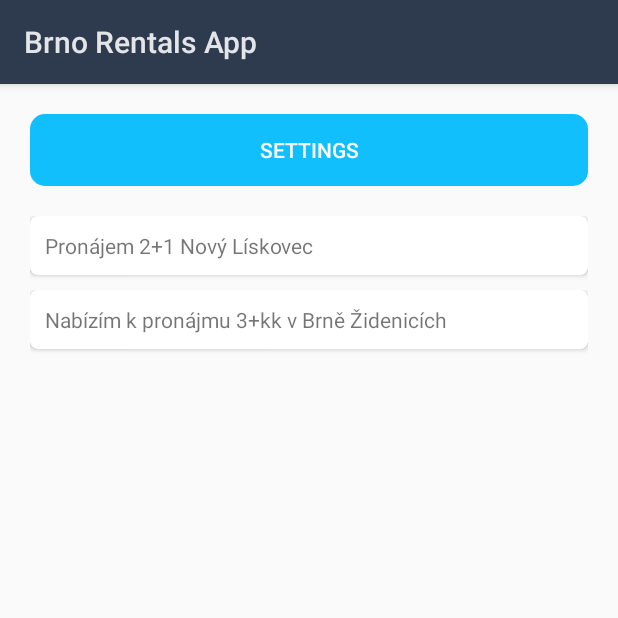
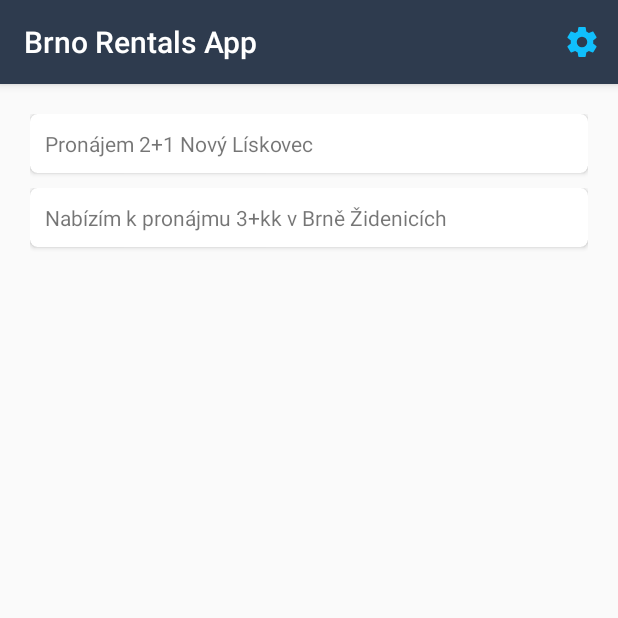
Before and after one commit to andrea-n/BrnoRentalsApp, an Android app: the screen it shows after launch (MainActivity), on a phone screen of 412 x 824 dp, the top half of it. Run offline under Robolectric (Android 15) with nearby library versions, the phone set to English and light mode, and no system bars.

Commit message:
settings to toolbar

```diff
--- a/app/src/main/java/pv239/brnorentalsapp/MainActivity.java
+++ b/app/src/main/java/pv239/brnorentalsapp/MainActivity.java
@@ -1,19 +1,25 @@
 package pv239.brnorentalsapp;
 
-import android.app.Activity;
 import android.os.Bundle;
+import android.support.v7.app.AppCompatActivity;
 import android.support.v7.widget.LinearLayoutManager;
 import android.support.v7.widget.RecyclerView;
+import android.support.v7.widget.Toolbar;
+import android.view.Menu;
+import android.view.MenuInflater;
 
 import java.util.ArrayList;
 import java.util.List;
 
-public class MainActivity extends Activity {
+public class MainActivity extends AppCompatActivity {
 
     @Override
     protected void onCreate(Bundle savedInstanceState) {
         super.onCreate(savedInstanceState);
         setContentView(R.layout.activity_main);
+
+        Toolbar myToolbar = (Toolbar) findViewById(R.id.mainToolbar);
+        setSupportActionBar(myToolbar);
 
         List<Offer> offerList = new ArrayList<>();
         offerList.add(new Offer("Pronájem 2+1 Nový Lískovec"));
@@ -24,4 +30,11 @@ public class MainActivity extends Activity {
         recycler.setLayoutManager(new LinearLayoutManager(this));
         recycler.setAdapter(new MyAdapter(offerList));
     }
+
+    public boolean onCreateOptionsMenu(Menu menu) {
+        MenuInflater inflater = getMenuInflater();
+        inflater.inflate(R.menu.menu, menu);
+        return true;
+    }
+
 }
--- /dev/null
+++ b/app/src/main/res/drawable/ic_settings.xml
@@ -0,0 +1,9 @@
+<vector xmlns:android="http://schemas.android.com/apk/res/android"
+        android:width="24dp"
+        android:height="24dp"
+        android:viewportWidth="24.0"
+        android:viewportHeight="24.0">
+    <path
+        android:pathData="M12,15.5A3.5,3.5 0,0 1,8.5 12A3.5,3.5 0,0 1,12 8.5A3.5,3.5 0,0 1,15.5 12A3.5,3.5 0,0 1,12 15.5M19.43,12.97C19.47,12.65 19.5,12.33 19.5,12C19.5,11.67 19.47,11.34 19.43,11L21.54,9.37C21.73,9.22 21.78,8.95 21.66,8.73L19.66,5.27C19.54,5.05 19.27,4.96 19.05,5.05L16.56,6.05C16.04,5.66 15.5,5.32 14.87,5.07L14.5,2.42C14.46,2.18 14.25,2 14,2H10C9.75,2 9.54,2.18 9.5,2.42L9.13,5.07C8.5,5.32 7.96,5.66 7.44,6.05L4.95,5.05C4.73,4.96 4.46,5.05 4.34,5.27L2.34,8.73C2.21,8.95 2.27,9.22 2.46,9.37L4.57,11C4.53,11.34 4.5,11.67 4.5,12C4.5,12.33 4.53,12.65 4.57,12.97L2.46,14.63C2.27,14.78 2.21,15.05 2.34,15.27L4.34,18.73C4.46,18.95 4.73,19.03 4.95,18.95L7.44,17.94C7.96,18.34 8.5,18.68 9.13,18.93L9.5,21.58C9.54,21.82 9.75,22 10,22H14C14.25,22 14.46,21.82 14.5,21.58L14.87,18.93C15.5,18.67 16.04,18.34 16.56,17.94L19.05,18.95C19.27,19.03 19.54,18.95 19.66,18.73L21.66,15.27C21.78,15.05 21.73,14.78 21.54,14.63L19.43,12.97Z"
+        android:fillColor="#10bffc"/>
+</vector>
--- a/app/src/main/res/layout/activity_main.xml
+++ b/app/src/main/res/layout/activity_main.xml
@@ -1,20 +1,24 @@
 <?xml version="1.0" encoding="utf-8"?>
 <LinearLayout xmlns:android="http://schemas.android.com/apk/res/android"
+    xmlns:app="http://schemas.android.com/apk/res-auto"
     android:layout_width="match_parent"
     android:layout_height="match_parent"
-    android:orientation="vertical"
-    android:padding="20dp">
+    android:orientation="vertical">
 
-    <android.widget.Button
-        android:id="@+id/settingsButton"
+    <android.support.v7.widget.Toolbar
+        android:id="@+id/mainToolbar"
         android:layout_width="match_parent"
         android:layout_height="wrap_content"
-        style="@style/buttonStylePrimary"
-        android:text="@string/settings"
-        android:layout_marginBottom="20dp"/>
+        android:background="@color/colorPrimary"
+        app:titleTextColor="@color/colorLightText"
+        app:subtitleTextColor="@color/colorLightText"
+        android:elevation="4dp"
+        android:theme="@style/ThemeOverlay.AppCompat.ActionBar"
+        app:popupTheme="@style/ThemeOverlay.AppCompat.Light"/>
 
     <android.support.v7.widget.RecyclerView
         android:id="@+id/offersRecycler"
         android:layout_width="match_parent"
-        android:layout_height="wrap_content" />
+        android:layout_height="wrap_content"
+        android:layout_margin="20dp"/>
 </LinearLayout>
--- /dev/null
+++ b/app/src/main/res/menu/menu.xml
@@ -0,0 +1,8 @@
+<?xml version="1.0" encoding="utf-8"?>
+<menu xmlns:android="http://schemas.android.com/apk/res/android"
+    xmlns:app="http://schemas.android.com/apk/res-auto">
+    <item android:id="@+id/settingsAction"
+        android:title="@string/settings"
+        android:icon="@drawable/ic_settings"
+        app:showAsAction="ifRoom" />
+</menu>
--- a/app/src/main/res/values/styles.xml
+++ b/app/src/main/res/values/styles.xml
@@ -1,7 +1,7 @@
 <resources>
 
     <!-- Base application theme. -->
-    <style name="AppTheme" parent="android:Theme.Material.Light.DarkActionBar">
+    <style name="AppTheme" parent="Theme.AppCompat.Light.NoActionBar">
         <!-- Main theme colors -->
         <item name="android:colorPrimary">@color/colorPrimary</item>
         <item name="android:colorPrimaryDark">@color/colorPrimaryDark</item>
```
